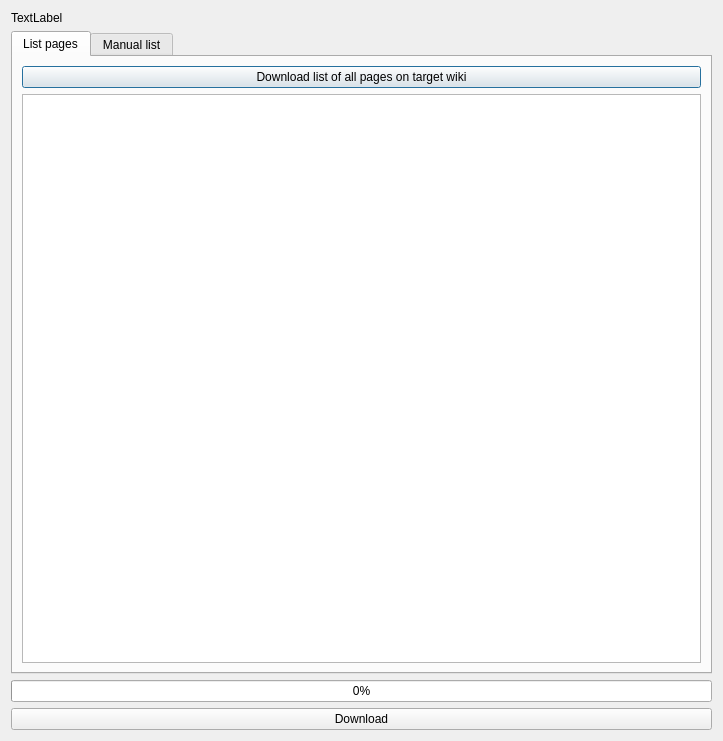
Old version of the form src/importpages.ui in the repository benapetr/smuggle.
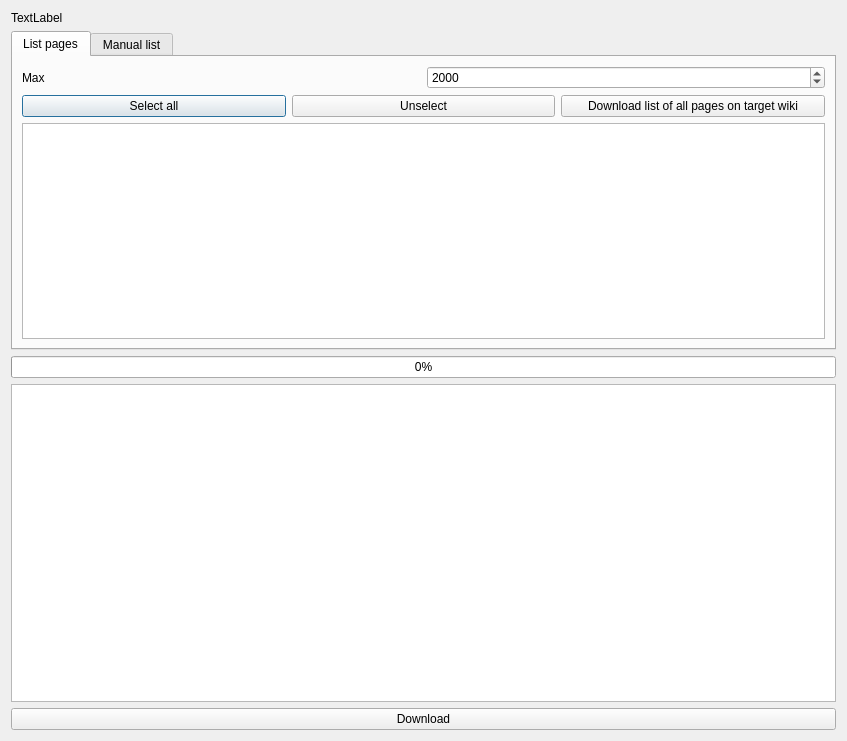
New version of the form.

```diff
--- a/src/importpages.ui
+++ b/src/importpages.ui
@@ -6,7 +6,7 @@
    <rect>
     <x>0</x>
     <y>0</y>
-    <width>723</width>
+    <width>847</width>
     <height>741</height>
    </rect>
   </property>
@@ -32,11 +32,50 @@
       </attribute>
       <layout class="QVBoxLayout" name="verticalLayout_2">
        <item>
-        <widget class="QPushButton" name="pushButton_2">
-         <property name="text">
-          <string>Download list of all pages on target wiki</string>
-         </property>
-        </widget>
+        <layout class="QHBoxLayout" name="horizontalLayout_2">
+         <item>
+          <widget class="QLabel" name="label_3">
+           <property name="text">
+            <string>Max</string>
+           </property>
+          </widget>
+         </item>
+         <item>
+          <widget class="QSpinBox" name="spinBox">
+           <property name="maximum">
+            <number>999999999</number>
+           </property>
+           <property name="value">
+            <number>2000</number>
+           </property>
+          </widget>
+         </item>
+        </layout>
+       </item>
+       <item>
+        <layout class="QHBoxLayout" name="horizontalLayout_3">
+         <item>
+          <widget class="QPushButton" name="pushButton_3">
+           <property name="text">
+            <string>Select all</string>
+           </property>
+          </widget>
+         </item>
+         <item>
+          <widget class="QPushButton" name="pushButton_4">
+           <property name="text">
+            <string>Unselect</string>
+           </property>
+          </widget>
+         </item>
+         <item>
+          <widget class="QPushButton" name="pushButton_2">
+           <property name="text">
+            <string>Download list of all pages on target wiki</string>
+           </property>
+          </widget>
+         </item>
+        </layout>
        </item>
        <item>
         <widget class="QTableWidget" name="tableWidget"/>
@@ -69,6 +108,9 @@
      </property>
     </widget>
    </item>
+   <item>
+    <widget class="QTableWidget" name="tableWidget_2"/>
+   </item>
    <item>
     <layout class="QHBoxLayout" name="horizontalLayout">
      <item>
```
